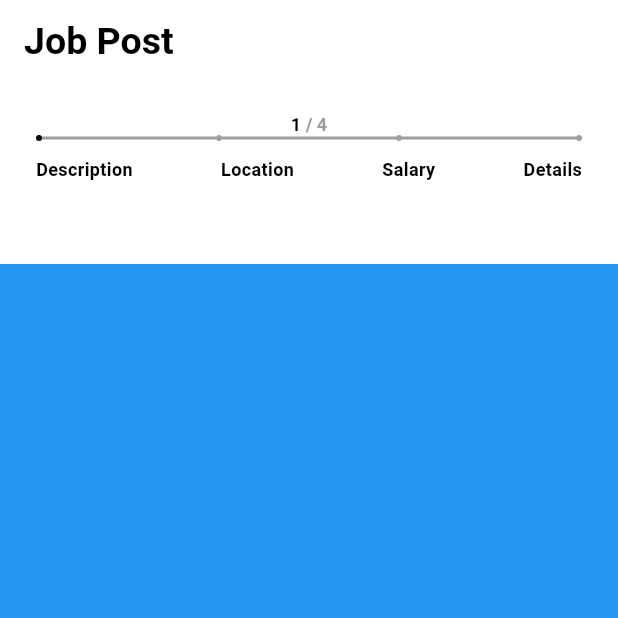
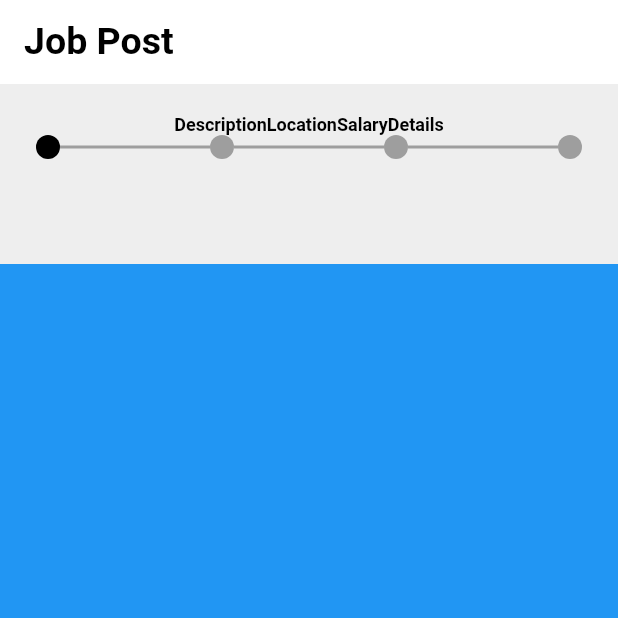
Before and after one commit to Pixel-Pilots-UCSC/talento-flutter, a Flutter app: the screen it shows after launch, on a phone screen of 412 x 824 dp, the top half of it. Run offline on Flutter 3.47's test engine with Material 3 defaults, Android fonts, the phone set to English and light mode, and no system bars; our stand-ins replace dio.

Commit message:
changes in employeer

```diff
--- a/lib/views/emp_job_post.dart
+++ b/lib/views/emp_job_post.dart
@@ -12,9 +12,9 @@ class JobPostForm extends StatefulWidget {
 class _JobPostFormState extends State<JobPostForm> {
   final _stepsText = ["Description", "Location", "Salary", "Details"];
 
-  final _stepCircleRadius = 2.0;
+  final _stepCircleRadius = 8.0;
 
-  final _stepProgressViewHeight = 15.0;
+  final _stepProgressViewHeight = 5.0;
 
   final Color _activeColor = Colors.black;
 
@@ -40,7 +40,7 @@ class _JobPostFormState extends State<JobPostForm> {
       _inactiveColor,
       _headerStyle,
       _stepStyle,
-      decoration: BoxDecoration(color: Colors.white),
+      decoration: BoxDecoration(color: Colors.transparent),
       padding: const EdgeInsets.only(
         top: 20.0,
         left: 24.0,
@@ -116,7 +116,7 @@ class StepProgressView extends StatelessWidget {
         _stepStyle = stepsStyle,
         assert(curStep > 0 == true && curStep <= stepsText.length),
         assert(width > 0),
-        assert(height >= 2 * dotRadius),
+        // assert(height >= 2 * dotRadius),
         assert(width >= dotRadius * 2 * stepsText.length),
         super(key: key);
 
@@ -175,14 +175,14 @@ class StepProgressView extends StatelessWidget {
     return wids;
   }
 
-  List<Widget> _buildText() {
-    var wids = <Widget>[];
-    _stepsText.asMap().forEach((i, text) {
-      wids.add(Text(text, style: _stepStyle));
-    });
+  // List<Widget> _buildText() {
+  //   var wids = <Widget>[];
+  //   _stepsText.asMap().forEach((i, text) {
+  //     wids.add(Text(text, style: _stepStyle));
+  //   });
 
-    return wids;
-  }
+  //   return wids;
+  // }
 
   Widget build(BuildContext context) {
     return Container(
@@ -198,19 +198,25 @@ class StepProgressView extends StatelessWidget {
                 text: TextSpan(
                   children: [
                     TextSpan(
-                      text: (_curStep).toString(),
+                      text: _stepsText.join(),
                       style: _headerStyle.copyWith(
                         color: _activeColor, //this is always going to be active
                       ),
                     ),
-                    TextSpan(
-                      text: " / " + _stepsText.length.toString(),
-                      style: _headerStyle.copyWith(
-                        color: _curStep == _stepsText.length
-                            ? _activeColor
-                            : _inactiveColor,
-                      ),
-                    ),
+                    // TextSpan(
+                    //   text: (_curStep).toString(),
+                    //   style: _headerStyle.copyWith(
+                    //     color: _activeColor, //this is always going to be active
+                    //   ),
+                    // ),
+                    // TextSpan(
+                    //   text: " / " + _stepsText.length.toString(),
+                    //   style: _headerStyle.copyWith(
+                    //     color: _curStep == _stepsText.length
+                    //         ? _activeColor
+                    //         : _inactiveColor,
+                    //   ),
+                    // ),
                   ],
                 ),
               ),
@@ -222,10 +228,10 @@ class StepProgressView extends StatelessWidget {
           SizedBox(
             height: 10,
           ),
-          Row(
-            mainAxisAlignment: MainAxisAlignment.spaceBetween,
-            children: _buildText(),
-          )
+          // Row(
+          //   mainAxisAlignment: MainAxisAlignment.spaceBetween,
+          //   children: _buildText(),
+          // )
         ],
       ),
     );
```
